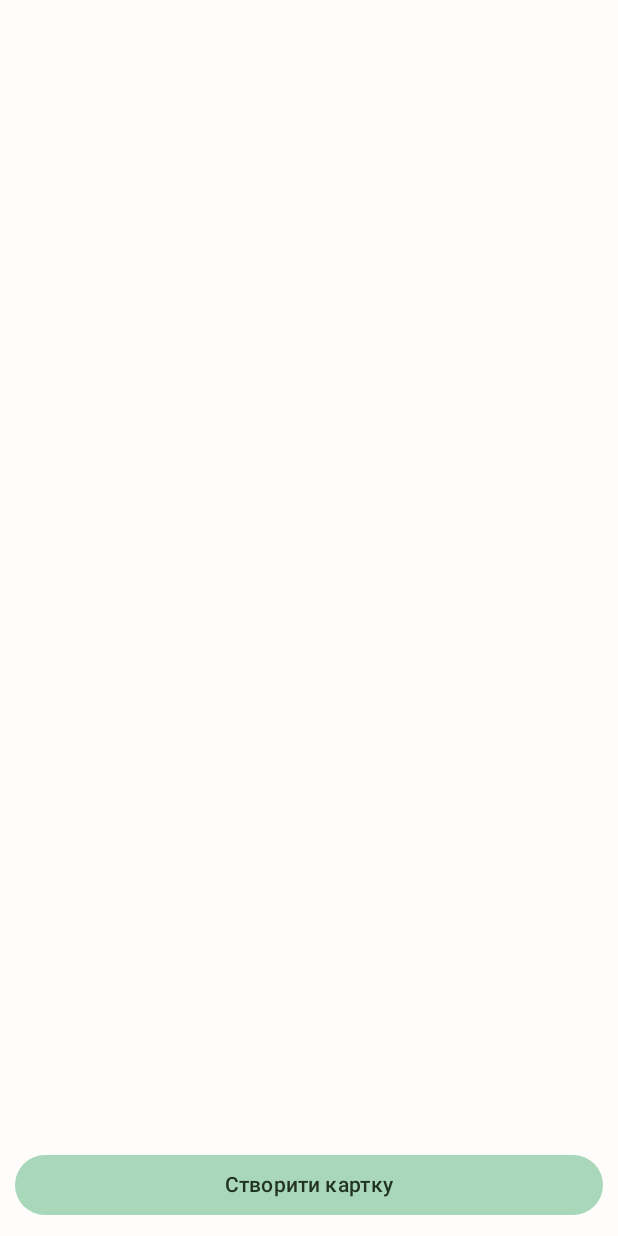
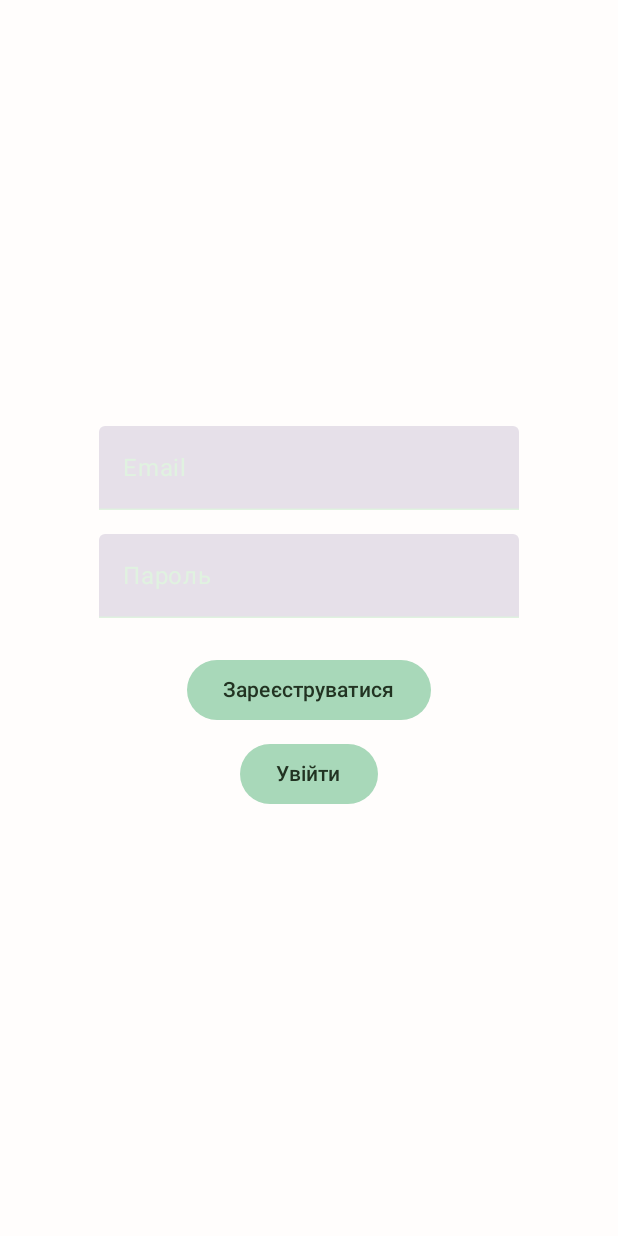
Before and after one commit to firsov11/MyReaderApp, an Android app built with Jetpack Compose: the screen it shows after launch (MainActivity), on a phone screen of 412 x 824 dp. Run offline under Robolectric (Android 15) with nearby library versions, the phone set to English and light mode, and no system bars; our stand-ins replace Firebase (no records; nobody signed in at launch, a user with empty details on screens opened directly), accompanist; libraries missing offline, so code that uses them is left out: com.google.accompanist.navigation; 1 statement that could not run was skipped.

Commit message:
add LoginScreen.kt, SplashScreen.kt

```diff
--- a/app/build.gradle.kts
+++ b/app/build.gradle.kts
@@ -44,12 +44,12 @@ dependencies {
 
     implementation(platform(libs.firebase.bom))
     implementation(libs.firebase.firestore)
-    implementation(libs.firebase.storage)
     implementation(libs.androidx.lifecycle)
     implementation(libs.androidx.navigation)
     implementation(libs.androidx.work)
     implementation(libs.accompanist.navigation.animation)
     implementation(libs.material)
+    implementation(libs.firebase.auth)
 
     implementation(libs.androidx.core.ktx)
     implementation(libs.androidx.lifecycle.runtime.ktx)
--- a/app/src/main/java/com/firsov/myreaderapp/MainActivity.kt
+++ b/app/src/main/java/com/firsov/myreaderapp/MainActivity.kt
@@ -28,13 +28,16 @@ import androidx.work.WorkManager
 import com.firsov.myreaderapp.ui.screens.AddBookScreen
 import com.firsov.myreaderapp.ui.screens.BookDetailsScreenModal
 import com.firsov.myreaderapp.ui.screens.EditBookScreen
+import com.firsov.myreaderapp.ui.screens.LoginScreen
 import com.firsov.myreaderapp.ui.screens.MainScreen
+import com.firsov.myreaderapp.ui.screens.SplashScreen
 import com.firsov.myreaderapp.ui.theme.MyReaderAppTheme
 import com.firsov.myreaderapp.viewmodel.MainViewModel
 import com.firsov.myreaderapp.worker.ReminderWorker
 import com.google.accompanist.navigation.animation.AnimatedNavHost
 import com.google.accompanist.navigation.animation.composable
 import com.google.accompanist.navigation.animation.rememberAnimatedNavController
+import com.google.firebase.auth.FirebaseAuth
 import java.util.Calendar
 import java.util.concurrent.TimeUnit
 
@@ -121,18 +124,37 @@ fun AppNavigation(viewModel: MainViewModel) {
 
     AnimatedNavHost(
         navController = navController,
-        startDestination = "main"
+        startDestination = "splash"
     ) {
+        composable("splash") {
+            SplashScreen(navController)
+        }
+
+        composable("login") {
+            LoginScreen(
+                onLoginSuccess = {
+                    navController.navigate("main") {
+                        popUpTo("login") { inclusive = true }
+                    }
+                }
+            )
+        }
+
         composable("main") {
             MainScreen(
-                viewModel = viewModel,
                 onAddClick = { navController.navigate("addBook") },
                 onBookClick = { book ->
-                    navController.navigate("bookDetails/${book.id}")
+                    navController.navigate("bookDetails/${book.id}") // ✔ правильный маршрут
+                },
+                onLogoutClick = {
+                    FirebaseAuth.getInstance().signOut()
+                    navController.navigate("login") {
+                        popUpTo("main") { inclusive = true }
+                    }
                 }
             )
+        }
 
-        }
 
         composable("addBook") {
             AddBookScreen(
--- a/app/src/main/java/com/firsov/myreaderapp/ui/components/BookCard.kt
+++ b/app/src/main/java/com/firsov/myreaderapp/ui/components/BookCard.kt
@@ -28,7 +28,7 @@ fun BookCard(
             .fillMaxWidth()
             .clickable { onClick() },
         colors = CardDefaults.cardColors(
-            containerColor = if (highlight != Color.Unspecified) highlight else MaterialTheme.colorScheme.surface
+            containerColor = if (highlight != Color.Unspecified) highlight else MaterialTheme.colorScheme.surfaceVariant
         )
     ) {
         Column(modifier = Modifier.padding(8.dp)) {
--- a/app/src/main/java/com/firsov/myreaderapp/ui/screens/AddBookScreen.kt
+++ b/app/src/main/java/com/firsov/myreaderapp/ui/screens/AddBookScreen.kt
@@ -57,7 +57,10 @@ fun AddBookScreen(
         "Покажчик напруги",
         "Діелектричні рукавиці",
         "Діелектричні боти",
-        "Захисний щиток"
+        "Подовжувач стенда",
+        "Подовжувач",
+        "Дрель",
+        "Набір інструменту"
     )
 
     val calendar = Calendar.getInstance()
--- a/app/src/main/java/com/firsov/myreaderapp/ui/screens/BookDetailsScreenModal.kt
+++ b/app/src/main/java/com/firsov/myreaderapp/ui/screens/BookDetailsScreenModal.kt
@@ -79,7 +79,7 @@ fun BookDetailsScreenModal(
                         Spacer(Modifier.height(4.dp))
                         Text("Опис: ${book.description}")
                         Spacer(Modifier.height(4.dp))
-                        Text("Дата перевірки: ${book.nextInspectionDate}")
+                        Text("Дата наступної перевірки: ${book.nextInspectionDate}")
 
                         Spacer(Modifier.height(16.dp))
 
--- /dev/null
+++ b/app/src/main/java/com/firsov/myreaderapp/ui/screens/LoginScreen.kt
@@ -0,0 +1,141 @@
+package com.firsov.myreaderapp.ui.screens
+
+import android.util.Log
+import androidx.compose.foundation.layout.Arrangement
+import androidx.compose.foundation.layout.Column
+import androidx.compose.foundation.layout.Spacer
+import androidx.compose.foundation.layout.fillMaxSize
+import androidx.compose.foundation.layout.height
+import androidx.compose.foundation.layout.padding
+import androidx.compose.material3.Button
+import androidx.compose.material3.MaterialTheme
+import androidx.compose.material3.Surface
+import androidx.compose.material3.Text
+import androidx.compose.material3.TextField
+import androidx.compose.runtime.Composable
+import androidx.compose.runtime.MutableState
+import androidx.compose.runtime.mutableStateOf
+import androidx.compose.runtime.remember
+import androidx.compose.ui.Alignment
+import androidx.compose.ui.Modifier
+import androidx.compose.ui.unit.dp
+import com.google.firebase.auth.FirebaseAuth
+import com.google.firebase.auth.ktx.auth
+import com.google.firebase.ktx.Firebase
+
+@Composable
+fun LoginScreen(
+    onLoginSuccess: () -> Unit
+) {
+    val auth = Firebase.auth
+    val emailState = remember { mutableStateOf("") }
+    val passwordState = remember { mutableStateOf("") }
+    val errorMessage = remember { mutableStateOf<String?>(null) }
+
+    Surface(
+        modifier = Modifier.fillMaxSize(),
+        color = MaterialTheme.colorScheme.background // 👈 задаём фон!
+    ) {
+        Column(
+            modifier = Modifier
+                .fillMaxSize()
+                .padding(24.dp),
+            horizontalAlignment = Alignment.CenterHorizontally,
+            verticalArrangement = Arrangement.Center
+        ) {
+            TextField(
+                value = emailState.value,
+                onValueChange = {
+                    emailState.value = it
+                    errorMessage.value = null
+                },
+                label = { Text("Email") },
+                isError = errorMessage.value != null
+            )
+
+            Spacer(modifier = Modifier.height(16.dp))
+
+            TextField(
+                value = passwordState.value,
+                onValueChange = {
+                    passwordState.value = it
+                    errorMessage.value = null
+                },
+                label = { Text("Пароль") },
+                isError = errorMessage.value != null
+            )
+
+            Spacer(modifier = Modifier.height(8.dp))
+
+            errorMessage.value?.let {
+                Text(
+                    text = it,
+                    color = MaterialTheme.colorScheme.error,
+                    modifier = Modifier.padding(vertical = 4.dp)
+                )
+            }
+
+            Spacer(modifier = Modifier.height(16.dp))
+
+            Button(onClick = {
+                if (emailState.value.isBlank() || passwordState.value.isBlank()) {
+                    errorMessage.value = "Будь ласка, заповніть всі поля"
+                } else {
+                    signUp(auth, emailState.value, passwordState.value, onLoginSuccess, errorMessage)
+                }
+            }) {
+                Text(text = "Зареєструватися")
+            }
+
+            Spacer(modifier = Modifier.height(8.dp))
+
+            Button(onClick = {
+                if (emailState.value.isBlank() || passwordState.value.isBlank()) {
+                    errorMessage.value = "Введіть email та пароль"
+                } else {
+                    signIn(auth, emailState.value, passwordState.value, onLoginSuccess, errorMessage)
+                }
+            }) {
+                Text(text = "Увійти")
+            }
+        }
+    }
+}
+
+private fun signUp(
+    auth: FirebaseAuth,
+    email: String,
+    password: String,
+    onSuccess: () -> Unit,
+    errorMessage: MutableState<String?>
+) {
+    auth.createUserWithEmailAndPassword(email, password)
+        .addOnCompleteListener {
+            if (it.isSuccessful) {
+                Log.d("MyLog", "Sign up successful!")
+                onSuccess()
+            } else {
+                errorMessage.value = it.exception?.localizedMessage ?: "Помилка реєстрації"
+                Log.d("MyLog", "Sign up failure: ${errorMessage.value}")
+            }
+        }
+}
+
+private fun signIn(
+    auth: FirebaseAuth,
+    email: String,
+    password: String,
+    onSuccess: () -> Unit,
+    errorMessage: MutableState<String?>
+) {
+    auth.signInWithEmailAndPassword(email, password)
+        .addOnCompleteListener {
+            if (it.isSuccessful) {
+                Log.d("MyLog", "Sign in successful!")
+                onSuccess()
+            } else {
+                errorMessage.value = it.exception?.localizedMessage ?: "Не вдалося увійти"
+                Log.d("MyLog", "Sign in failure: ${errorMessage.value}")
+            }
+        }
+}
--- a/app/src/main/java/com/firsov/myreaderapp/ui/screens/MainScreen.kt
+++ b/app/src/main/java/com/firsov/myreaderapp/ui/screens/MainScreen.kt
@@ -1,48 +1,50 @@
 package com.firsov.myreaderapp.ui.screens
 
-import androidx.compose.foundation.layout.*
+import androidx.compose.foundation.layout.Arrangement
+import androidx.compose.foundation.layout.Box
+import androidx.compose.foundation.layout.Column
+import androidx.compose.foundation.layout.Row
+import androidx.compose.foundation.layout.fillMaxHeight
+import androidx.compose.foundation.layout.fillMaxSize
+import androidx.compose.foundation.layout.fillMaxWidth
+import androidx.compose.foundation.layout.padding
 import androidx.compose.foundation.lazy.LazyColumn
 import androidx.compose.foundation.lazy.items
 import androidx.compose.material3.Button
 import androidx.compose.material3.CircularProgressIndicator
-import androidx.compose.material3.MaterialTheme
 import androidx.compose.material3.Surface
 import androidx.compose.material3.Text
 import androidx.compose.runtime.Composable
 import androidx.compose.runtime.collectAsState
+import androidx.compose.runtime.getValue
+import androidx.compose.ui.Alignment
 import androidx.compose.ui.Modifier
+import androidx.compose.ui.graphics.Color
 import androidx.compose.ui.unit.dp
 import androidx.lifecycle.viewmodel.compose.viewModel
 import com.firsov.myreaderapp.data.Book
 import com.firsov.myreaderapp.ui.components.BookCard
 import com.firsov.myreaderapp.viewmodel.MainViewModel
-import androidx.compose.runtime.getValue
-import androidx.compose.ui.Alignment
-
 import java.text.SimpleDateFormat
-import java.util.*
-import androidx.compose.ui.graphics.Color
+import java.util.Calendar
+import java.util.Locale
 
 @Composable
 fun MainScreen(
     viewModel: MainViewModel = viewModel(),
     onAddClick: (() -> Unit)? = null,
-    onBookClick: (Book) -> Unit
+    onBookClick: (Book) -> Unit,
+    onLogoutClick: (() -> Unit)? = null
 ) {
     val books by viewModel.books.collectAsState()
     val isLoading by viewModel.isLoading.collectAsState()
 
-    Surface(                                     // 👈 ОБЕРТКА
-        modifier = Modifier.fillMaxSize(),
-        color = MaterialTheme.colorScheme.background
-    ) {
-
+    Surface(modifier = Modifier.fillMaxSize()) {
         Column(
             modifier = Modifier.fillMaxSize(),
             verticalArrangement = Arrangement.SpaceBetween
         ) {
             if (isLoading) {
-                // Показать индикатор загрузки, если данные еще загружаются
                 Box(
                     modifier = Modifier.fillMaxSize(),
                     contentAlignment = Alignment.Center
@@ -50,7 +52,6 @@ fun MainScreen(
                     CircularProgressIndicator()
                 }
             } else {
-                // Отображаем список книг, если данные загружены
                 LazyColumn(
                     modifier = Modifier
                         .fillMaxWidth()
@@ -64,24 +65,26 @@ fun MainScreen(
                             highlight = highlightColor
                         )
                     }
-
-
                 }
             }
 
-            Button(
-                modifier = Modifier
-                    .fillMaxWidth()
-                    .padding(10.dp),
-                onClick = {
+            Row(
+                modifier = Modifier.fillMaxWidth().padding(10.dp),
+                horizontalArrangement = Arrangement.SpaceBetween
+            ) {
+                Button(onClick = {
                     if (onAddClick != null) {
                         onAddClick()
                     } else {
                         viewModel.addBook(Book("Новая книга", "Описание", "123", ""))
                     }
+                }) {
+                    Text("Створити картку")
                 }
-            ) {
-                Text("Створити картку")
+
+                Button(onClick = { onLogoutClick?.invoke() }) {
+                    Text("Вийти")
+                }
             }
         }
     }
--- /dev/null
+++ b/app/src/main/java/com/firsov/myreaderapp/ui/screens/SplashScreen.kt
@@ -0,0 +1,24 @@
+package com.firsov.myreaderapp.ui.screens
+
+import androidx.compose.runtime.*
+import androidx.navigation.NavController
+import com.google.firebase.auth.FirebaseAuth
+import kotlinx.coroutines.delay
+
+@Composable
+fun SplashScreen(navController: NavController) {
+    val auth = FirebaseAuth.getInstance()
+
+    LaunchedEffect(true) {
+        delay(1000) // короткая задержка, можно убрать
+        if (auth.currentUser != null) {
+            navController.navigate("main") {
+                popUpTo("splash") { inclusive = true }
+            }
+        } else {
+            navController.navigate("login") {
+                popUpTo("splash") { inclusive = true }
+            }
+        }
+    }
+}
--- a/app/src/main/java/com/firsov/myreaderapp/ui/theme/Color.kt
+++ b/app/src/main/java/com/firsov/myreaderapp/ui/theme/Color.kt
@@ -5,19 +5,22 @@ import androidx.compose.material3.lightColorScheme
 import androidx.compose.ui.graphics.Color
 
 val DarkColorScheme = darkColorScheme(
-    primary = Color(0xFF3C5233),
+    primary = Color(0xFF314429),
     onPrimary = Color(0xFFE6F4EA),
-    primaryContainer = Color(0xFF5E6E4A),
+    primaryContainer = Color(0xFF465237),
     onPrimaryContainer = Color(0xFFE6F4EA),
-    secondary = Color(0xFF7A8B66),
+    secondary = Color(0xFF4B563E),
     onSecondary = Color(0xFFFFF5DC),
-    background = Color(0xFF1A261B),
+    background = Color(0xFF212F22),
     onBackground = Color(0xFFD8EAD8),
     surface = Color(0xFF475E46),
     onSurface = Color(0xFFD8EAD8),
     error = Color(0xFFA94A3F),
-    onError = Color(0xFFFFEFEA)
-)
+    onError = Color(0xFFFFEFEA),
+    surfaceVariant = Color(0xFF283623), // светлее surface
+    onSurfaceVariant = Color(0xFFE0F2E0),
+
+    )
 
 val LightColorScheme = lightColorScheme(
     primary = Color(0xFFA8D8B9),
@@ -31,5 +34,7 @@ val LightColorScheme = lightColorScheme(
     surface = Color(0xFFE3F6ED),
     onSurface = Color(0xFF2A3D33),
     error = Color(0xFFB5565E),
-    onError = Color(0xFFFFF3F4)
+    onError = Color(0xFFFFF3F4),
+    surfaceVariant = Color(0xFFC6F3B6), // светлее surface
+    onSurfaceVariant = Color(0xFFE0F2E0),
 )
```
Also changed, not shown: gradle/libs.versions.toml (+3 -7 lines), app/src/main/res/drawable/smile.png.
